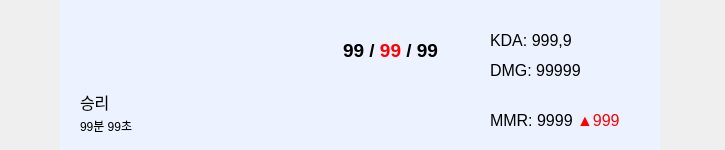
Old version of the form TY/MatchRecord.ui in the repository CSID-DGU/2024-1-OSSP2-team-08-GameAssistant.
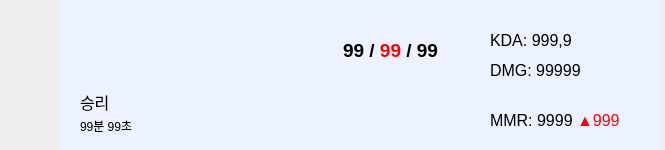
New version of the form. Icons and pictures are not drawn.

```diff
--- a/TY/MatchRecord.ui
+++ b/TY/MatchRecord.ui
@@ -6,7 +6,7 @@
    <rect>
     <x>0</x>
     <y>0</y>
-    <width>725</width>
+    <width>665</width>
     <height>150</height>
    </rect>
   </property>
```
Left out of the diff: 8 changed lines with no effect on the pictures.
